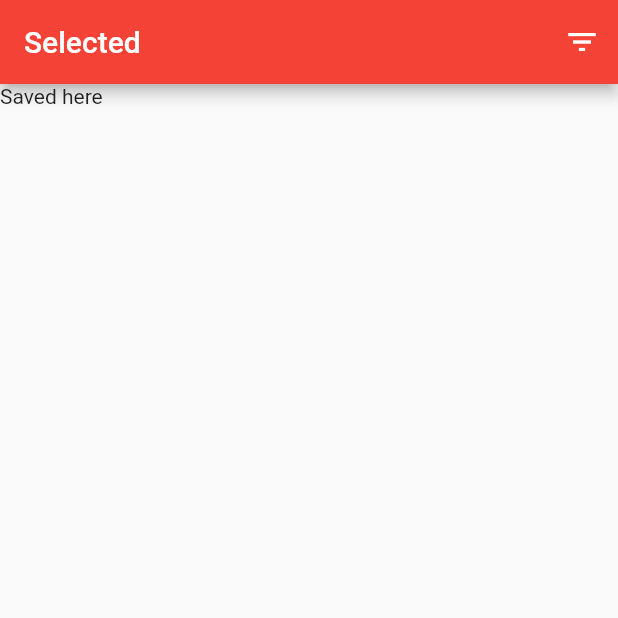
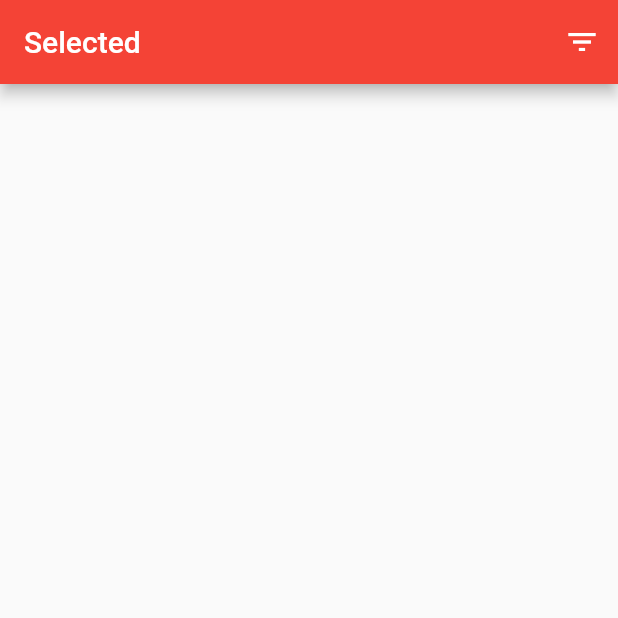
Before and after one commit to nicolaslara/foodplanner, a Flutter app: the screen it shows after launch, item 2 of the bottom bar chosen, on a phone screen of 412 x 824 dp, the top half of it. Run offline on Flutter 3.47's test engine with Material 2 defaults, Android fonts, the light colour scheme and no system bars.

Commit message:
added saved

```diff
--- a/lib/screens/recipe_list.dart
+++ b/lib/screens/recipe_list.dart
@@ -18,20 +18,20 @@ class _RecipeListState extends State<RecipeList> {
   bool _filter = false;
 
   Widget _recipeList() {
+
+    RecipePool pool = Provider.of<RecipePool>(context);
     if (this._filter) {
-      return Text('Saved here');
-      // final tiles = _saved.map((String word) => RecipeCard(
-      // title: word, saved: true)).toList();
-      //
-      // return ListView(children: tiles, padding: EdgeInsets.all(20));
+      final saved = pool.recipes.where((Recipe recipe) => recipe.saved);
+      final tiles = saved.map(
+              (recipe) => RecipeCard(title: recipe.title, saved: true)).toList();
+      return ListView(padding: EdgeInsets.all(20), children: tiles,);
     }
 
     return ListView.builder(
         padding: EdgeInsets.all(20),
         itemBuilder: (context, int index) {
-          RecipePool pool = Provider.of<RecipePool>(context);
           if (index < pool.recipes.length) {
-            return _buildRow(pool.recipes[index]);
+            return _buildRow(pool, index);
           } else {
             SchedulerBinding.instance.addPostFrameCallback(
                     (duration) => pool.addRecipe('test ${index}')
@@ -41,18 +41,14 @@ class _RecipeListState extends State<RecipeList> {
         });
   }
 
-  Widget _buildRow(recipe) {
+  Widget _buildRow(pool, index) {
     return InkWell(
       child: RecipeCard(
-        title: recipe.title,
-        saved: recipe.saved ?? false
+        title: pool.recipes[index].title,
+        saved: pool.recipes[index].saved ?? false
       ),
       onTap: () {
-        if (recipe.saved ?? false) {
-          recipe.saved = true;
-        } else {
-          recipe.saved = false;
-        }
+        pool.toggleSaved(index);
       },
     );
   }
@@ -60,15 +56,12 @@ class _RecipeListState extends State<RecipeList> {
   @override
   Widget build(context) {
     this._filter = widget.filter;
-    return ChangeNotifierProvider(
-      create: (context) => RecipePool(),
-      child: Scaffold(
+    return Scaffold(
           appBar: AppBar(
               title: Text(widget.title),
               actions: [ IconButton(icon: Icon(Icons.filter_list), onPressed: () {  },)]
           ),
-          body: _recipeList(),
-        ),
+          body: _recipeList()
     );
   }
 }
--- a/lib/stores/recipe_pool.dart
+++ b/lib/stores/recipe_pool.dart
@@ -4,7 +4,7 @@ class Recipe {
   Recipe({this.title});
 
   String title;
-  bool saved;
+  bool saved = false;
 }
 
 
@@ -18,4 +18,9 @@ class RecipePool extends ChangeNotifier {
     notifyListeners();
   }
 
+  void toggleSaved(index){
+    _recipes[index].saved = !_recipes[index].saved;
+    notifyListeners();
+  }
+
 }
--- a/lib/widgets/navigation.dart
+++ b/lib/widgets/navigation.dart
@@ -1,5 +1,7 @@
 import 'package:flutter/material.dart';
 import 'package:foodplanner/screens/recipe_list.dart';
+import 'package:foodplanner/stores/recipe_pool.dart';
+import 'package:provider/provider.dart';
 
 
 class ThirdScreen extends StatelessWidget {
@@ -66,7 +68,9 @@ class _NavigationState extends State<Navigation> {
 
   @override
   Widget build(BuildContext context) {
-    return Scaffold(
+    return ChangeNotifierProvider(
+      create: (context) => RecipePool(),
+      child: Scaffold(
           body: Center(
             child: routeMap.elementAt(routeIndex),
           ),
@@ -95,7 +99,8 @@ class _NavigationState extends State<Navigation> {
             ],
             currentIndex: routeIndex,
             onTap: _onItemTapped,
-        ));
+          )),
+    );
   }
 
 }
```
Lines whose indentation alone changed are shown as unchanged.
